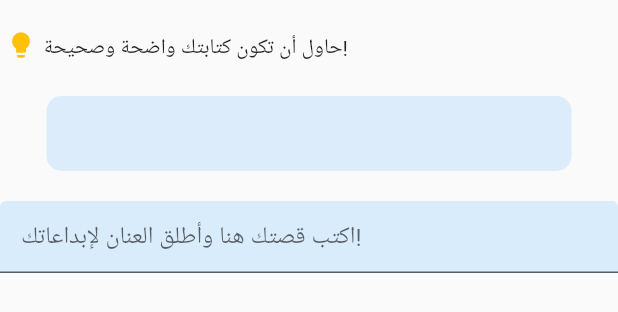
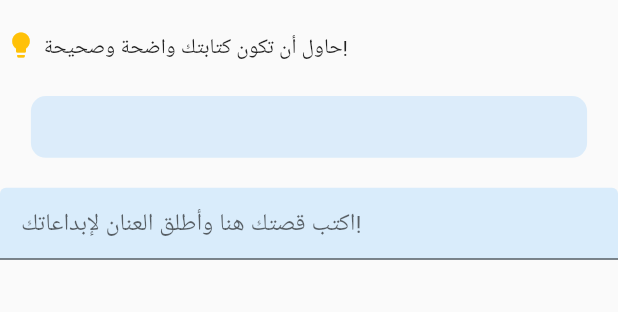
Before and after one commit to Lujain-M02/2023-GP1-6, a Flutter app: the CreateStoryContent widget shown alone on an empty page, opened directly with empty values, on a phone screen of 412 x 824 dp. Shown: the top 312 px of the screen. Run offline on Flutter 3.47's test engine with Material 2 defaults, Android fonts, the phone set to English and light mode, and no system bars; our stand-ins replace animate_do, animated_text_kit, cloud_firestore, firebase_auth, firebase_core, font_awesome_flutter and 3 more; accounts and stored records are empty.

Commit message:
UI modify

```diff
--- a/your_story/lib/pages/create_story_pages/create_story_content.dart
+++ b/your_story/lib/pages/create_story_pages/create_story_content.dart
@@ -3,7 +3,10 @@ import 'error_message_holder.dart';
 
 class CreateStoryContent extends StatelessWidget {
   const CreateStoryContent(
-      {Key? key, required this.contentController, required this.title,required this.errorMessageHolder})
+      {Key? key,
+      required this.contentController,
+      required this.title,
+      required this.errorMessageHolder})
       : super(key: key);
   final TextEditingController contentController;
   final String title;
@@ -11,13 +14,13 @@ class CreateStoryContent extends StatelessWidget {
 
   String? validateTitle(String? value) {
     if (value == null || value.trim().isEmpty) {
-      errorMessageHolder.errorMessage= "الرجاء إدخال نص القصة";
+      errorMessageHolder.errorMessage = "الرجاء إدخال نص القصة";
     } else if (!RegExp(
             r'^[ء-ي\s!"٠٩٨٧٦٥٤٣٢١#\.٪$؛/\|؟؛±§<،…>ًٌٍَُِّْ«»ـ&()*+,\\\-./ﻻ؛<=>:?@[\]^_`{|}~]+$')
         .hasMatch(value)) {
-      errorMessageHolder.errorMessage= "القصة يجب أن تكون باللغة العربية فقط";
-    }else{
-      errorMessageHolder.errorMessage=null;
+      errorMessageHolder.errorMessage = "القصة يجب أن تكون باللغة العربية فقط";
+    } else {
+      errorMessageHolder.errorMessage = null;
     }
     return errorMessageHolder.errorMessage;
   }
@@ -45,52 +48,25 @@ class CreateStoryContent extends StatelessWidget {
           ),
         ),
         Container(
-            height: 50,
-            width: 350,
+          // height: 50,
+          // width: 350,
+          width: MediaQuery.of(context).size.width * 0.9,
+          height:
+              MediaQuery.of(context).size.height * 0.05,
           decoration: const BoxDecoration(
               color: Color.fromARGB(123, 187, 222, 251),
-              borderRadius: BorderRadius.all(Radius.circular(10))
-            ),
+              borderRadius: BorderRadius.all(Radius.circular(10))),
           padding: const EdgeInsets.all(8.0),
           child: Center(
             child: Text(
               title,
-                style: const TextStyle(fontSize: 18, color: Colors.black ),
+              style: const TextStyle(fontSize: 18, color: Colors.black),
             ),
           ),
         ),
         const SizedBox(
           height: 20,
         ),
-
-        /*Form(
-          autovalidateMode: AutovalidateMode.always,
-          child: Container(
-            decoration: BoxDecoration(
-              border: Border.all(color: Colors.grey),
-              borderRadius: BorderRadius.circular(10),
-              boxShadow: [
-                BoxShadow(
-                  color: Color.fromARGB(255, 17, 53, 70)
-                      .withOpacity(0.5), // Shadow color
-                  spreadRadius: 2, // Spread radius
-                  blurRadius: 5, // Blur radius
-                  offset: Offset(0, 2), // Offset of the shadow
-                ),
-              ],
-            ),
-            child: TextFormField(
-              autovalidateMode: AutovalidateMode.always,
-              controller: contentController,
-              maxLines: null, // This allows multiple lines for long text
-              decoration: const InputDecoration(
-                labelText: "أطلق العنان لإبداعاتك!",
-                contentPadding: EdgeInsets.all(10),
-              ),
-              validator: validateTitle,
-            ),
-          ),
-        ),*/
 
         // Text Form Field
         Form(
--- a/your_story/lib/pages/create_story_pages/create_story_final.dart
+++ b/your_story/lib/pages/create_story_pages/create_story_final.dart
@@ -11,8 +11,9 @@ class CreateStoryFinal extends StatelessWidget {
       child: Column(
         children: [
           Container(
-            height: 50,
-            width: 350,
+          width: MediaQuery.of(context).size.width * 0.9,
+          height:
+              MediaQuery.of(context).size.height * 0.05,
             decoration: const BoxDecoration(
               color: Color.fromARGB(123, 187, 222, 251),
               borderRadius: BorderRadius.all(Radius.circular(10))
@@ -30,7 +31,7 @@ class CreateStoryFinal extends StatelessWidget {
           ),
           Container(
             //height: 50,
-            width: 350,
+          width: MediaQuery.of(context).size.width * 0.9,
             decoration: const BoxDecoration(
               color: Color.fromARGB(123, 187, 222, 251),
               borderRadius: BorderRadius.all(Radius.circular(10))
```
Lines whose indentation alone changed are shown as unchanged.
